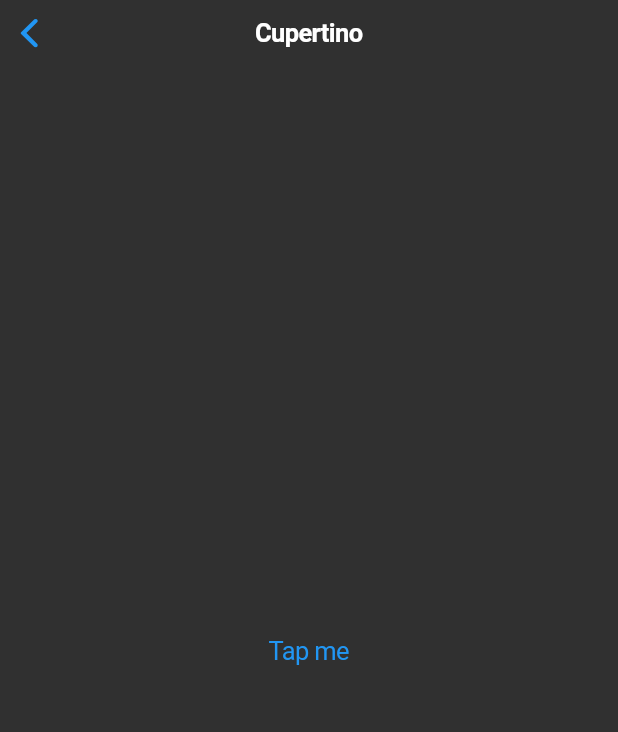
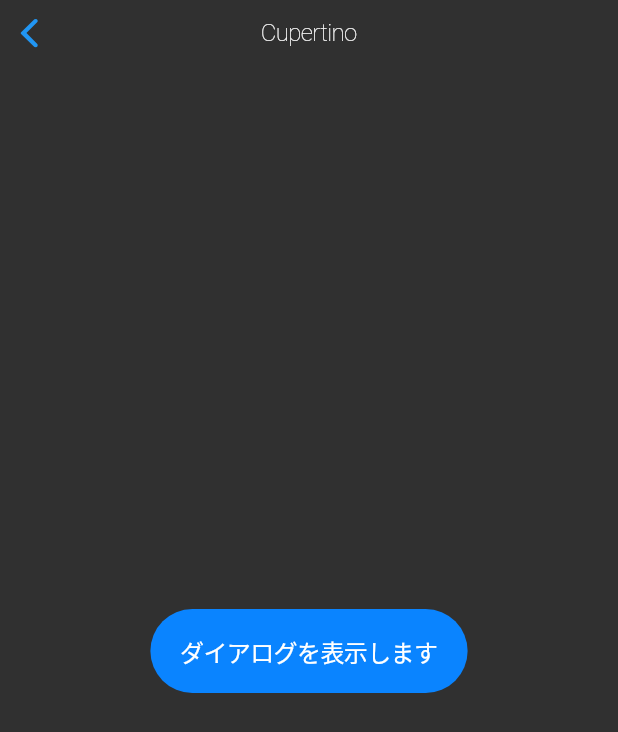
Before and after one commit to hiroyuki12/flutter_my_app, a Flutter app: the MyCupertinoButton screen opened directly, on a phone screen of 412 x 824 dp. Shown: the top 732 px of the screen. Run offline on Flutter 3.47's test engine with Material 2 defaults, Android fonts, the phone set to English and light mode, and no system bars; our stand-ins replace device_info.

Commit message:
change Text style. change CupertinoButton Color

```diff
--- a/lib/pages/Cupertino/CupertinoAlertDialog.dart
+++ b/lib/pages/Cupertino/CupertinoAlertDialog.dart
@@ -46,7 +46,8 @@ class _State extends State<MyCupertinoAlertDialog> {
                     ),
                   ],
                 );
-                  });
+              }
+            );
           },
           child: Text("Tap me",),
         ),
--- a/lib/pages/Cupertino/CupertinoButton.dart
+++ b/lib/pages/Cupertino/CupertinoButton.dart
@@ -8,18 +8,32 @@ class MyCupertinoButton extends StatefulWidget {
 }
 
 class _State extends State<MyCupertinoButton> {
+  var titleTextStyle = new TextStyle(
+  fontWeight: FontWeight.w100,
+  decoration: TextDecoration.none,
+  fontSize: 16,
+  color: CupertinoColors.white);
+
+  var buttonTextStyle = new TextStyle(
+  //fontWeight: FontWeight.w100,
+  decoration: TextDecoration.none,
+  fontSize: 16,
+  color: CupertinoColors.white);
+
   @override
   Widget build(BuildContext context) {
     return CupertinoPageScaffold(
       navigationBar: CupertinoNavigationBar(
-        middle: Text("Cupertino", style: new TextStyle(color: CupertinoColors.white)),
+        middle: Text("Cupertino", style: titleTextStyle),
         backgroundColor: const Color(0xff333333),
       ),
       child: Center(
         child: CupertinoButton(
+          color: CupertinoColors.activeBlue,
+          borderRadius: new BorderRadius.circular(30.0),
           onPressed: () {
           },
-          child: Text("Tap me"),
+          child: Text('ダイアログを表示します', style: buttonTextStyle),
         ),
       ),
     );
--- a/lib/pages/HomeScreen.dart
+++ b/lib/pages/HomeScreen.dart
@@ -1,7 +1,6 @@
 import 'package:flutter/cupertino.dart';
 import 'package:flutter_my_app/pages/SettingScreen.dart';
-import 'Cupertino/CupertinoDatePicker.dart';
-import 'Cupertino/CupertinoSwitch.dart';
+import 'Cupertino/CupertinoButton.dart';
 import 'GridViewScreen.dart';
 import 'Cupertino/CupertinoHelloWorld.dart';
 
@@ -41,7 +40,7 @@ class _State extends State<MyHome> {
         if(i==0)  return CupertinoHelloWorld();
         else if(i==1)  return Setting();
         else if(i==2)  return MyGridView();
-        else  return MyCupertinoSwitch();
+        else  return MyCupertinoButton();
         //else  return MyBottomNavigationBar();
 
         // return CupertinoTabView(
```
Also changed, not shown: lib/pages/Cupertino/CupertinoActionSheet.dart (+7 -4 lines), lib/pages/Cupertino/CupertinoActivityIndicatorScreen.dart (+7 -1 lines), lib/pages/Cupertino/CupertinoDatePicker.dart (+10 -3 lines). Lines whose indentation alone changed are shown as unchanged.
